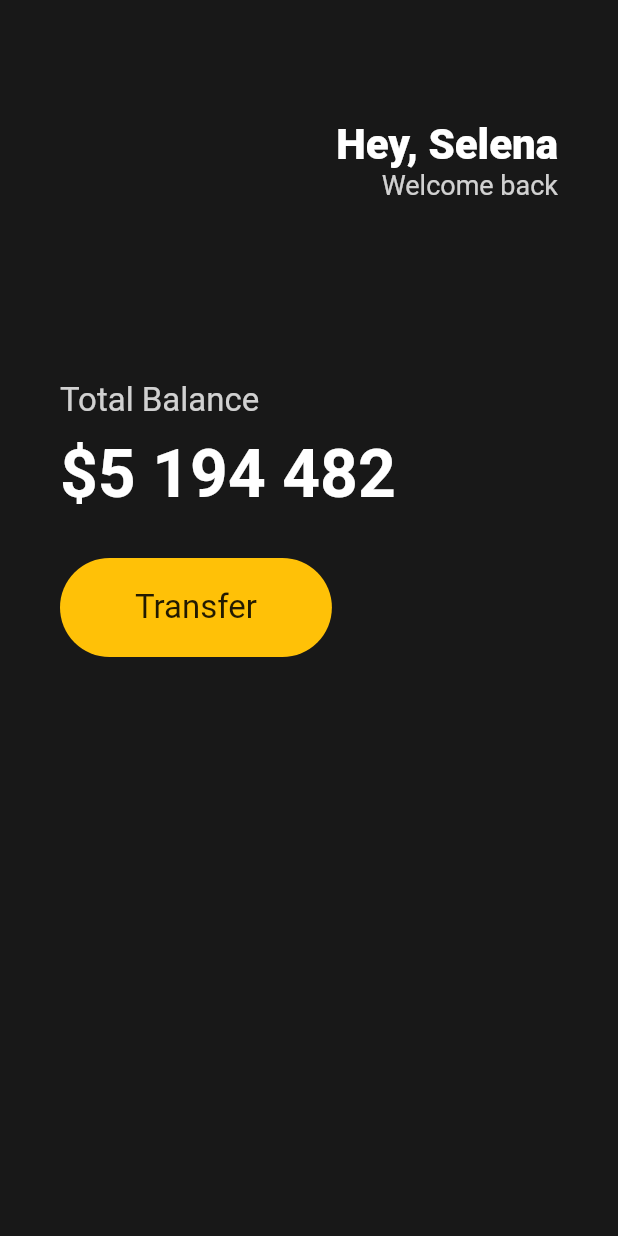
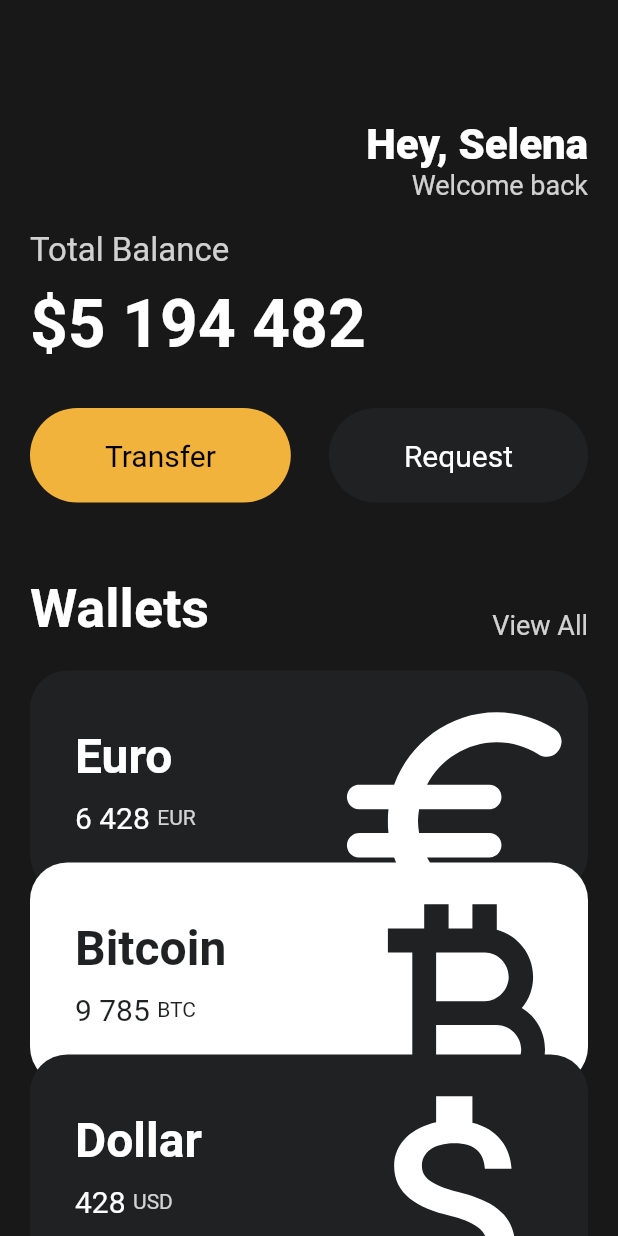
Before and after one commit to yechan9981/Clone-Coding, a Flutter app: the screen it shows after launch, on a phone screen of 412 x 824 dp. Run offline on Flutter 3.47's test engine with Material 2 defaults, Android fonts, the phone set to English and light mode, and no system bars.

Commit message:
end commit

```diff
--- a/lib/main.dart
+++ b/lib/main.dart
@@ -1,4 +1,6 @@
 import 'package:flutter/material.dart';
+import 'package:tonnflix/widgets/Button.dart';
+import 'package:tonnflix/widgets/currency_card.dart';
 
 class Player {
   String name;
@@ -6,44 +8,44 @@ class Player {
 }
 
 void main() {
-  var nico  = Player("nico");
+  var nico = Player("nico");
 
-  runApp(App());
+  runApp(const App());
 }
 
-class App extends StatelessWidget{
+class App extends StatelessWidget {
+  const App({super.key});
 
   @override
   Widget build(BuildContext context) {
     return MaterialApp(
       home: Scaffold(
-        backgroundColor: Color(0xFF181818),
-        body: Padding(
-          padding: EdgeInsets.symmetric(horizontal:
-          40),
+        backgroundColor: const Color(0xFF181818),
+        body: SingleChildScrollView(
+          child: Padding(
+            padding: const EdgeInsets.symmetric(horizontal: 20),
             child: Column(
-            crossAxisAlignment: CrossAxisAlignment.
-            start,
+              crossAxisAlignment: CrossAxisAlignment.start,
               children: [
-            SizedBox(
+                const SizedBox(
                   height: 80,
                 ),
                 Row(
-              mainAxisAlignment: MainAxisAlignment.
-              end,
+                  mainAxisAlignment: MainAxisAlignment.end,
                   children: [
                     Column(
-                  crossAxisAlignment:
-                  CrossAxisAlignment.end,
-                  children: [
-                    Text('Hey, Selena',
+                      crossAxisAlignment: CrossAxisAlignment.end,
+                      children: const [
+                        Text(
+                          'Hey, Selena',
                           style: TextStyle(
                             color: Colors.white,
                             fontSize: 28,
                             fontWeight: FontWeight.w800,
                           ),
                         ),
-                    Text('Welcome back',
+                        Text(
+                          'Welcome back',
                           style: TextStyle(
                             color: Color.fromRGBO(255, 255, 255, 0.8),
                             fontSize: 18,
@@ -53,56 +55,99 @@ class App extends StatelessWidget{
                     )
                   ],
                 ),
-            SizedBox(
-              height: 120,
+                const SizedBox(
+                  height: 20,
                 ),
                 Text(
                   'Total Balance',
                   style: TextStyle(
-                fontSize: 22,
-                color: Colors.white.withOpacity(0.8)
+                      fontSize: 22, color: Colors.white.withOpacity(0.8)),
                 ),
-            ),
-            SizedBox(
+                const SizedBox(
                   height: 10,
                 ),
-             Text(
+                const Text(
                   '\$5 194 482',
                   style: TextStyle(
                       fontSize: 44,
                       fontWeight: FontWeight.w600,
-                color: Colors.white
+                      color: Colors.white),
                 ),
-            ),
-            SizedBox(
+                const SizedBox(
                   height: 30,
                 ),
                 Row(
+                  mainAxisAlignment: MainAxisAlignment.spaceBetween,
+                  children: const [
+                    Button(
+                      text: 'Transfer',
+                      bgColor: Color(0xFFF1B33B),
+                      textColor: Colors.black,
+                    ),
+                    Button(
+                      text: 'Request',
+                      bgColor: Color(0xFF1F2123),
+                      textColor: Colors.white,
+                    ),
+                  ],
+                ),
+                const SizedBox(
+                  height: 50,
+                ),
+                Row(
+                  crossAxisAlignment: CrossAxisAlignment.end,
+                  mainAxisAlignment: MainAxisAlignment.spaceBetween,
                   children: [
-                Container(
-                  decoration: BoxDecoration(
-                    color: Colors.amber,
-                    borderRadius: BorderRadius.
-                    circular(45)
+                    const Text(
+                      'Wallets',
+                      style: TextStyle(
+                          color: Colors.white,
+                          fontSize: 36,
+                          fontWeight: FontWeight.w600),
                     ),
-                  child: Padding(
-                    padding: EdgeInsets.symmetric(
-                      vertical: 20,
-                      horizontal: 50,
+                    Text(
+                      'View All',
+                      style: TextStyle(
+                        color: Colors.white.withOpacity(0.8),
+                        fontSize: 18,
                       ),
-                    child: Text('Transfer',
-                      style: TextStyle(
-                        fontSize: 22
+                    )
+                  ],
+                ),
+                const SizedBox(
+                  height: 20,
+                ),
+                const CiurrencyCard(
+                  name: 'Euro',
+                  code: 'EUR',
+                  amount: '6 428',
+                  icon: Icons.euro_rounded,
+                  isInverted: false,
+                ),
+                Transform.translate(
+                  offset: const Offset(0, -20),
+                  child: const CiurrencyCard(
+                    name: 'Bitcoin',
+                    code: 'BTC',
+                    amount: '9 785',
+                    icon: Icons.currency_bitcoin,
+                    isInverted: true,
+                  ),
+                ),
+                Transform.translate(
+                  offset: const Offset(0, -40),
+                  child: const CiurrencyCard(
+                    name: 'Dollar',
+                    code: 'USD',
+                    amount: '428',
+                    icon: Icons.attach_money_outlined,
+                    isInverted: false,
+                  ),
+                ),
+              ],
             ),
           ),
         ),
-                )
-
-              ],
-            )
-
-          ],
-        ),),
       ),
     );
   }
--- /dev/null
+++ b/lib/widgets/button.dart
@@ -0,0 +1,35 @@
+import 'package:flutter/material.dart';
+
+class Button extends StatelessWidget {
+  final String text;
+  final Color bgColor;
+  final Color textColor;
+
+  const Button(
+      {super.key,
+      required this.text,
+      required this.bgColor,
+      required this.textColor});
+
+  @override
+  Widget build(BuildContext context) {
+    // TODO: implement build
+    return Container(
+      decoration: BoxDecoration(
+          color: bgColor, borderRadius: BorderRadius.circular(45)),
+      child: Padding(
+        padding: const EdgeInsets.symmetric(
+          vertical: 20,
+          horizontal: 50,
+        ),
+        child: Text(
+          text,
+          style: TextStyle(
+            color: textColor,
+            fontSize: 20,
+          ),
+        ),
+      ),
+    );
+  }
+}
--- /dev/null
+++ b/lib/widgets/currency_card.dart
@@ -0,0 +1,86 @@
+import 'package:flutter/material.dart';
+
+class CiurrencyCard extends StatelessWidget {
+  final String name, code, amount;
+  final IconData icon;
+  final bool isInverted;
+
+  final _blakColor = const Color(0xFF1F2123);
+
+  const CiurrencyCard({
+    super.key,
+    required this.name,
+    required this.code,
+    required this.amount,
+    required this.icon,
+    required this.isInverted,
+  });
+
+  @override
+  Widget build(BuildContext context) {
+    // TODO: implement build
+    return Container(
+      clipBehavior: Clip.hardEdge,
+      decoration: BoxDecoration(
+        color: isInverted ? Colors.white : _blakColor,
+        borderRadius: BorderRadius.circular(25),
+      ),
+      child: Padding(
+        padding: const EdgeInsets.all(30),
+        child: Row(
+          mainAxisAlignment: MainAxisAlignment.spaceBetween,
+          children: [
+            Column(
+              crossAxisAlignment: CrossAxisAlignment.start,
+              children: [
+                Text(
+                  name,
+                  style: TextStyle(
+                    color: isInverted ? _blakColor : Colors.white,
+                    fontSize: 32,
+                    fontWeight: FontWeight.w600,
+                  ),
+                ),
+                const SizedBox(
+                  height: 10,
+                ),
+                Row(
+                  children: [
+                    Text(
+                      amount,
+                      style: TextStyle(
+                        color: isInverted ? _blakColor : Colors.white,
+                        fontSize: 20,
+                      ),
+                    ),
+                    const SizedBox(
+                      width: 5,
+                    ),
+                    Text(
+                      code,
+                      style: TextStyle(
+                          color: isInverted
+                              ? _blakColor
+                              : Colors.white.withOpacity(0.8)),
+                    ),
+                  ],
+                ),
+              ],
+            ),
+            Transform.scale(
+              scale: 2.2,
+              child: Transform.translate(
+                offset: const Offset(-5, 12),
+                child: Icon(
+                  icon,
+                  color: isInverted ? _blakColor : Colors.white,
+                  size: 88,
+                ),
+              ),
+            ),
+          ],
+        ),
+      ),
+    );
+  }
+}
```
Lines whose indentation alone changed are shown as unchanged.
